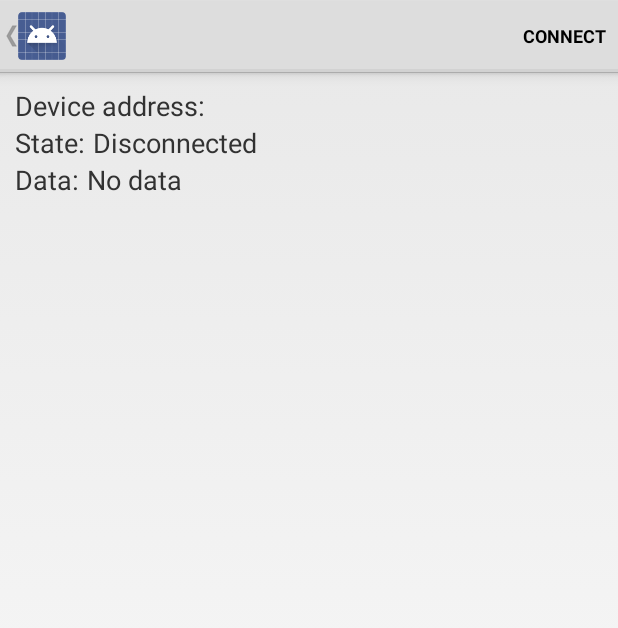
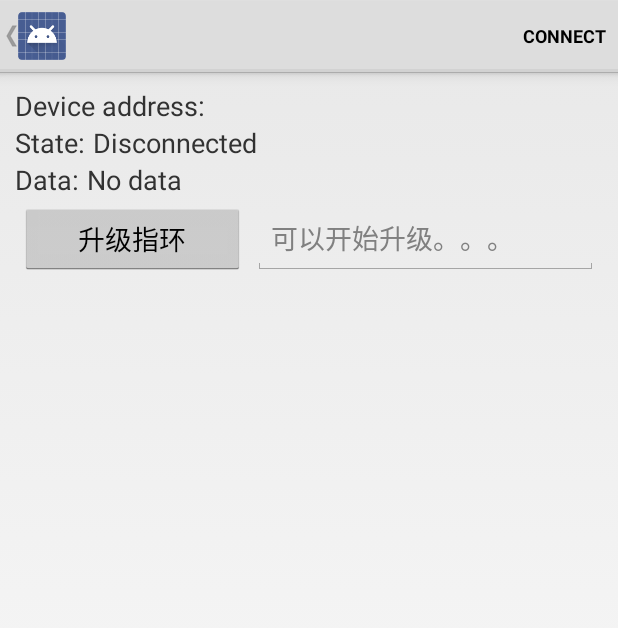
Before and after one commit to byxudongdong/BluetoothLeGatt1, an Android app: the DeviceControlActivity screen opened directly, with no data from a screen before it, on a phone screen of 412 x 824 dp. Shown: the top 628 px of the screen. Run offline under Robolectric (Android 15) with nearby library versions, the phone set to English and light mode, and no system bars; 3 statements that could not run were skipped.

Commit message:
升级线程等待锁功能

```diff
--- a/Application/src/main/res/layout/gatt_services_characteristics.xml
+++ b/Application/src/main/res/layout/gatt_services_characteristics.xml
@@ -65,7 +65,30 @@
                   android:text="@string/no_data"
                   android:textSize="18sp"/>
     </LinearLayout>
+
+    <LinearLayout
+        android:layout_width="match_parent"
+        android:layout_height="match_parent"
+        android:orientation="horizontal"
+        android:layout_margin="3dp">
+
+        <Button
+            android:id="@+id/updateButton"
+            android:layout_width="150dp"
+            android:layout_height="match_parent"
+            android:text="升级指环"/>
+
+        <EditText
+            android:id="@+id/updateState"
+            android:layout_width="match_parent"
+            android:layout_height="match_parent"
+            android:hint="可以开始升级。。。"
+            android:layout_marginLeft="5dp"/>
+
+    </LinearLayout>
+
     <ExpandableListView android:id="@+id/gatt_services_list"
             android:layout_width="match_parent"
-            android:layout_height="wrap_content"/>
+            android:layout_height="wrap_content"
+            />
 </LinearLayout>
```
Also changed, not shown: Application/src/main/java/com/example/android/bluetoothlegatt/DeviceControlActivity.java (+112 -0 lines), 5 other files.
